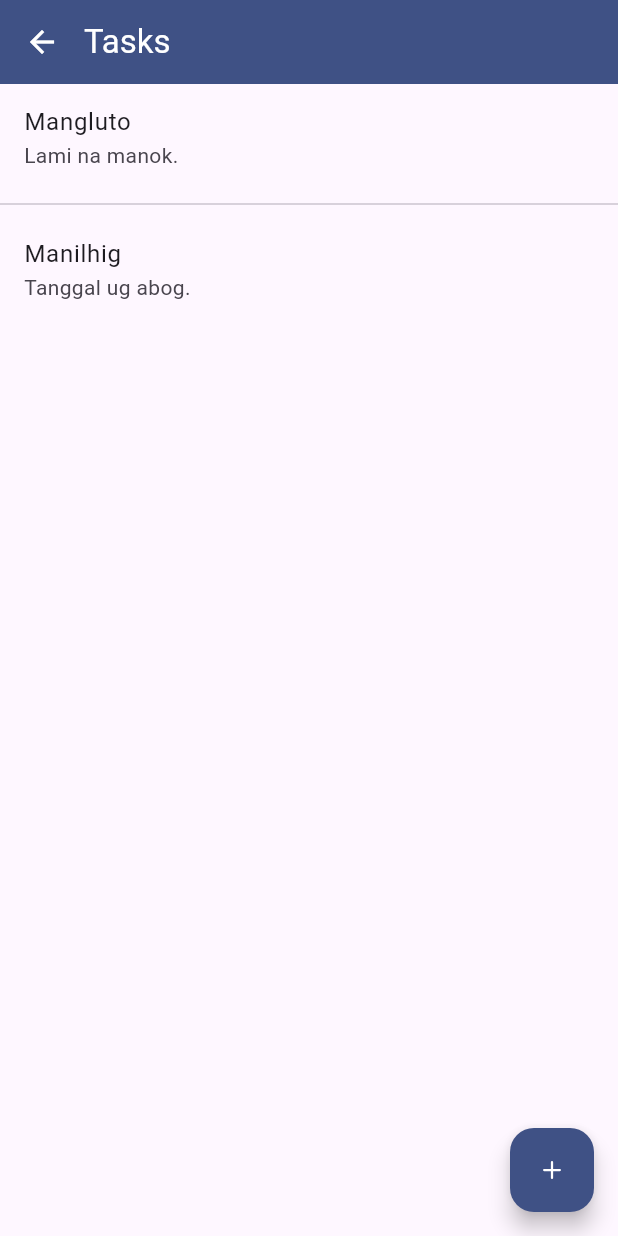
After one commit to jersanmd/tasker, a Flutter app: the HomeScreen screen opened directly, in the side drawer, after a tap on "Tasks", on a phone screen of 412 x 824 dp. The commit adds this screen. Run offline on Flutter 3.47's test engine with Material 2 defaults, Android fonts, the phone set to English and light mode, and no system bars; our stand-ins replace bootstrap_icons, flutter_form_builder, flutter_signin_button, flutter_svg, form_builder_validators.

Commit message:
Implemented Task ListView.

```diff
--- /dev/null
+++ b/lib/screens/tasks/index.dart
@@ -0,0 +1,59 @@
+import 'package:bootstrap_icons/bootstrap_icons.dart';
+import 'package:flutter/material.dart';
+import 'package:tasker/constants/app.dart';
+import 'package:tasker/widgets/app_bar.dart';
+
+class TaskIndexScreen extends StatefulWidget {
+  const TaskIndexScreen({super.key});
+
+  @override
+  State<TaskIndexScreen> createState() => _TaskIndexScreenState();
+}
+
+class _TaskIndexScreenState extends State<TaskIndexScreen> {
+  List<Map<String, dynamic>> _tasks = [
+    {
+      'name': 'Mangluto',
+      'description': 'Lami na manok.',
+    },
+    {
+      'name': 'Manilhig',
+      'description': 'Tanggal ug abog.',
+    },
+  ];
+
+  @override
+  Widget build(BuildContext context) {
+    return Scaffold(
+      appBar: AppBarWidget(
+        appBar: AppBar(),
+        title: 'Tasks',
+      ),
+      floatingActionButton: FloatingActionButton(
+        backgroundColor: AppConstants.primaryColor,
+        child: const Icon(
+          BootstrapIcons.plus,
+          color: AppConstants.backgroundColor,
+        ),
+        onPressed: () {},
+      ),
+      body: SafeArea(
+        child: Scrollbar(
+          child: Padding(
+            padding: const EdgeInsets.all(AppConstants.screenPadding),
+            child: ListView.separated(
+                itemBuilder: (BuildContext context, int index) {
+                  return ListTile(
+                    title: Text(_tasks[index]['name']),
+                    subtitle: Text(_tasks[index]['description']),
+                  );
+                },
+                separatorBuilder: (BuildContext context, int index) =>
+                    const Divider(),
+                itemCount: _tasks.length),
+          ),
+        ),
+      ),
+    );
+  }
+}
--- a/lib/widgets/drawer.dart
+++ b/lib/widgets/drawer.dart
@@ -1,5 +1,6 @@
 import 'package:bootstrap_icons/bootstrap_icons.dart';
 import 'package:flutter/material.dart';
+import 'package:tasker/screens/tasks/index.dart';
 import 'package:tasker/widgets/drawer_tile.dart';
 
 class DrawerWidget extends StatelessWidget {
@@ -9,14 +10,30 @@ class DrawerWidget extends StatelessWidget {
   Widget build(BuildContext context) {
     return Drawer(
       child: ListView(
-        children: const [
+        children: [
           DrawerTileWidget(
             icon: BootstrapIcons.list_task,
             title: "Tasks",
+            onTap: () {
+              Navigator.push(
+                context,
+                MaterialPageRoute(
+                  builder: (context) => const TaskIndexScreen(),
+                ),
+              );
+            },
           ),
           DrawerTileWidget(
             icon: BootstrapIcons.people,
             title: "Users",
+            onTap: () {
+              Navigator.push(
+                context,
+                MaterialPageRoute(
+                  builder: (context) => const TaskIndexScreen(),
+                ),
+              );
+            },
           )
         ],
       ),
--- a/lib/widgets/drawer_tile.dart
+++ b/lib/widgets/drawer_tile.dart
@@ -4,15 +4,19 @@ import 'package:tasker/constants/app.dart';
 class DrawerTileWidget extends StatelessWidget {
   final IconData icon;
   final String title;
+  final VoidCallback? onTap;
+
   const DrawerTileWidget({
     super.key,
     required this.icon,
     required this.title,
+    this.onTap,
   });
 
   @override
   Widget build(BuildContext context) {
     return ListTile(
+      onTap: onTap,
       leading: Icon(
         icon,
         color: AppConstants.primaryTextColor,
```
